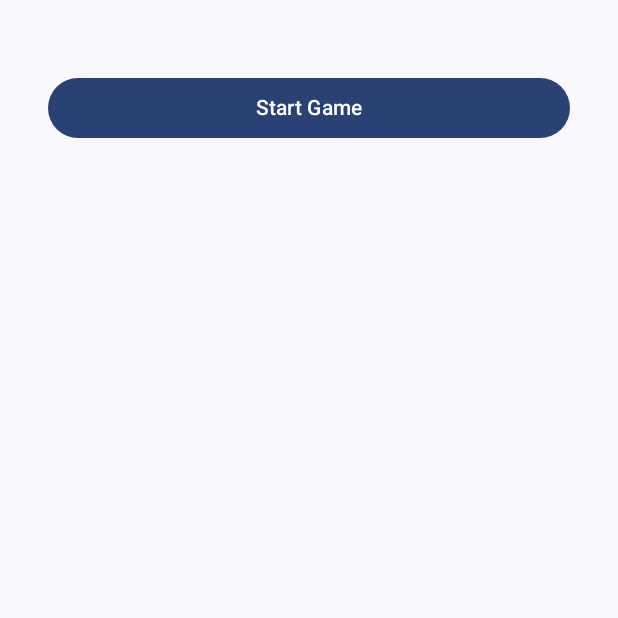
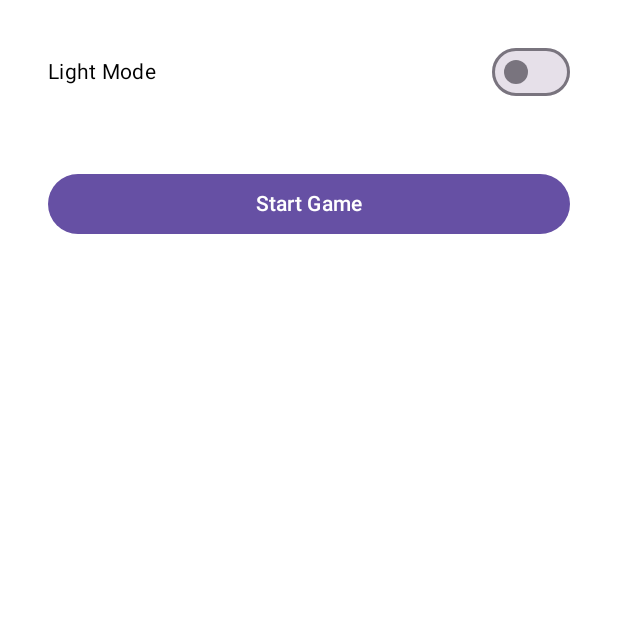
Before and after one commit to EmiSadler/DontPushMyButtons, an Android app built with Jetpack Compose: the screen it shows after launch (MainActivity), on a phone screen of 412 x 824 dp, the top half of it. Run offline under Robolectric (Android 15) with nearby library versions, the phone set to English and light mode, and no system bars.

Commit message:
Added togglable dark/light mode

```diff
--- a/app/src/main/java/com/example/dontpushmybuttons/MainActivity.kt
+++ b/app/src/main/java/com/example/dontpushmybuttons/MainActivity.kt
@@ -10,6 +10,7 @@ import androidx.compose.foundation.layout.Box
 import androidx.compose.foundation.layout.Column
 import androidx.compose.foundation.layout.PaddingValues
 import androidx.compose.foundation.layout.Spacer
+import androidx.compose.runtime.saveable.rememberSaveable
 import androidx.compose.foundation.layout.aspectRatio
 import androidx.compose.foundation.layout.fillMaxSize
 import androidx.compose.foundation.layout.fillMaxWidth
@@ -25,11 +26,15 @@ import androidx.compose.material3.MaterialTheme
 import androidx.compose.material3.Surface
 import androidx.compose.material3.Text
 import androidx.compose.runtime.Composable
+import androidx.compose.foundation.layout.Row
+import androidx.compose.foundation.isSystemInDarkTheme
 import androidx.compose.runtime.getValue
 import androidx.compose.runtime.mutableStateOf
 import androidx.compose.runtime.remember
 import androidx.compose.runtime.setValue
 import androidx.compose.ui.Modifier
+import androidx.compose.material3.Switch
+import androidx.compose.ui.Alignment
 import androidx.compose.ui.graphics.Color
 import androidx.compose.ui.graphics.Shape
 import androidx.compose.ui.tooling.preview.Preview
@@ -42,17 +47,41 @@ class MainActivity : ComponentActivity() {
     super.onCreate(savedInstanceState)
     enableEdgeToEdge()
     setContent {
-            DontPushMyButtonsTheme {
-                Surface(modifier = Modifier.fillMaxSize()) {
+        val systemDarkTheme = isSystemInDarkTheme()
+        var isDarkTheme by rememberSaveable {
+            mutableStateOf(systemDarkTheme)
+         }
+
+        DontPushMyButtonsTheme(darkTheme = isDarkTheme) {
+            Surface(
+                modifier = Modifier.fillMaxSize(),
+                color = MaterialTheme.colorScheme.background
+            ) {
                 Column(modifier = Modifier.padding(16.dp)) {
+                    Row(
+                        modifier = Modifier
+                            .fillMaxWidth()
+                            .padding(horizontal = 16.dp, vertical = 8.dp),
+                        horizontalArrangement = Arrangement.SpaceBetween,
+                        verticalAlignment = Alignment.CenterVertically
+                    ) {
+                        Text(
+                            text = if (isDarkTheme) "Dark Mode" else "Light Mode",
+                            style = MaterialTheme.typography.bodyMedium,
+                        )
+                        Switch(
+                            checked = isDarkTheme,
+                            onCheckedChange = { isDarkTheme = it }
+                        )
+                    }
+
                     Spacer(modifier = Modifier.height(16.dp))
                     FixedGrid()
                 }
             }
         }
     }
-    }
-}
+}}
 
 
 val String.color
@@ -368,6 +397,9 @@ fun FixedGrid() {
         if (!isGameRunning && !gameOver) {
             Button(
                 onClick = { startNewGame() },
+                colors = ButtonDefaults.buttonColors(
+                    containerColor = MaterialTheme.colorScheme.primary
+                ),
                 modifier = Modifier
                     .fillMaxWidth()
                     .padding(16.dp)
@@ -410,7 +442,7 @@ fun FixedGrid() {
                 Text(
                     text = "Hint: $hint",
                     style = MaterialTheme.typography.bodyLarge,
-                    modifier = Modifier.padding(top = 8.dp, bottom = 16.dp)
+                    color = MaterialTheme.colorScheme.onSurface,
                 )
             }
 
@@ -462,7 +494,7 @@ fun ButtonGridItem(label: Int, color: Color, shape: Shape, onClickIncrement: ()
         Text(
             text = label.toString(),
             style = MaterialTheme.typography.headlineSmall,
-            color = Color.Black
+            color = MaterialTheme.colorScheme.onPrimary
         )
     }
 }
--- a/app/src/main/java/com/example/dontpushmybuttons/ui/theme/Theme.kt
+++ b/app/src/main/java/com/example/dontpushmybuttons/ui/theme/Theme.kt
@@ -9,46 +9,36 @@ import androidx.compose.material3.dynamicDarkColorScheme
 import androidx.compose.material3.dynamicLightColorScheme
 import androidx.compose.material3.lightColorScheme
 import androidx.compose.runtime.Composable
+import androidx.compose.ui.graphics.Color
 import androidx.compose.ui.platform.LocalContext
 
 private val DarkColorScheme = darkColorScheme(
     primary = Purple80,
     secondary = PurpleGrey80,
-    tertiary = Pink80
+    tertiary = Pink80,
+    background = Color.Black,  // Pure black background
+    surface = Color(0xFF121212),
+    onBackground = Color.White,  // White text on background
+    onSurface = Color.White      // White text on surface
 )
 
 private val LightColorScheme = lightColorScheme(
     primary = Purple40,
     secondary = PurpleGrey40,
-    tertiary = Pink40
-
-    /* Other default colors to override
-    background = Color(0xFFFFFBFE),
-    surface = Color(0xFFFFFBFE),
-    onPrimary = Color.White,
-    onSecondary = Color.White,
-    onTertiary = Color.White,
-    onBackground = Color(0xFF1C1B1F),
-    onSurface = Color(0xFF1C1B1F),
-    */
+    tertiary = Pink40,
+    background = Color.White,   // Pure white background
+    surface = Color(0xFFF5F5F5),
+    onBackground = Color.Black,  // Black text on background
+    onSurface = Color.Black      // Black text on surface
 )
 
 @Composable
 fun DontPushMyButtonsTheme(
     darkTheme: Boolean = isSystemInDarkTheme(),
-    // Dynamic color is available on Android 12+
-    dynamicColor: Boolean = true,
     content: @Composable () -> Unit
 ) {
-    val colorScheme = when {
-        dynamicColor && Build.VERSION.SDK_INT >= Build.VERSION_CODES.S -> {
-            val context = LocalContext.current
-            if (darkTheme) dynamicDarkColorScheme(context) else dynamicLightColorScheme(context)
-        }
+    val colorScheme = if (darkTheme) DarkColorScheme else LightColorScheme
 
-        darkTheme -> DarkColorScheme
-        else -> LightColorScheme
-    }
 
     MaterialTheme(
         colorScheme = colorScheme,
```
Lines whose indentation alone changed are shown as unchanged.
